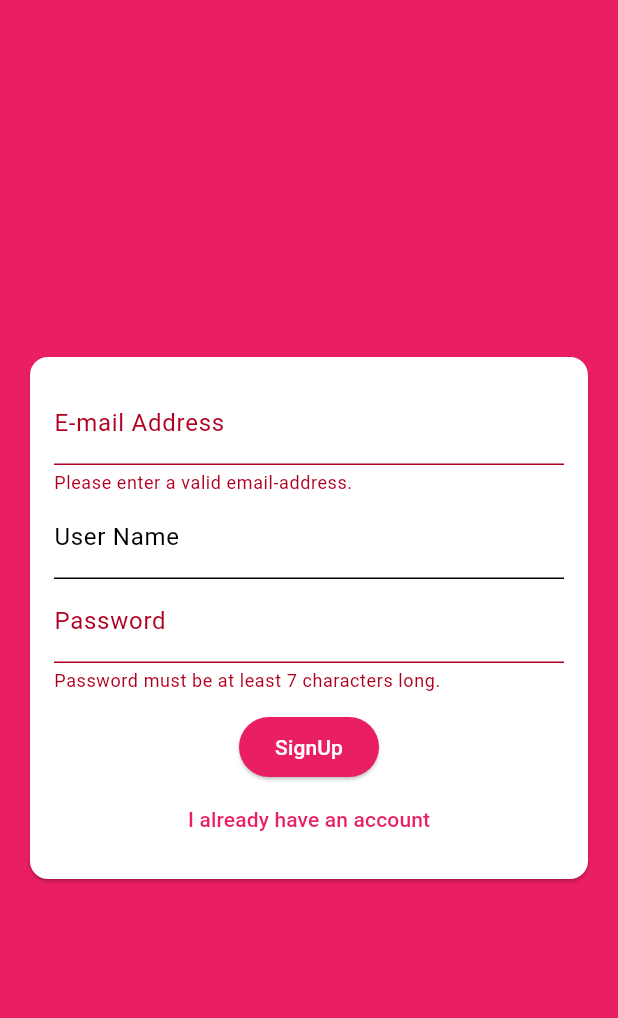
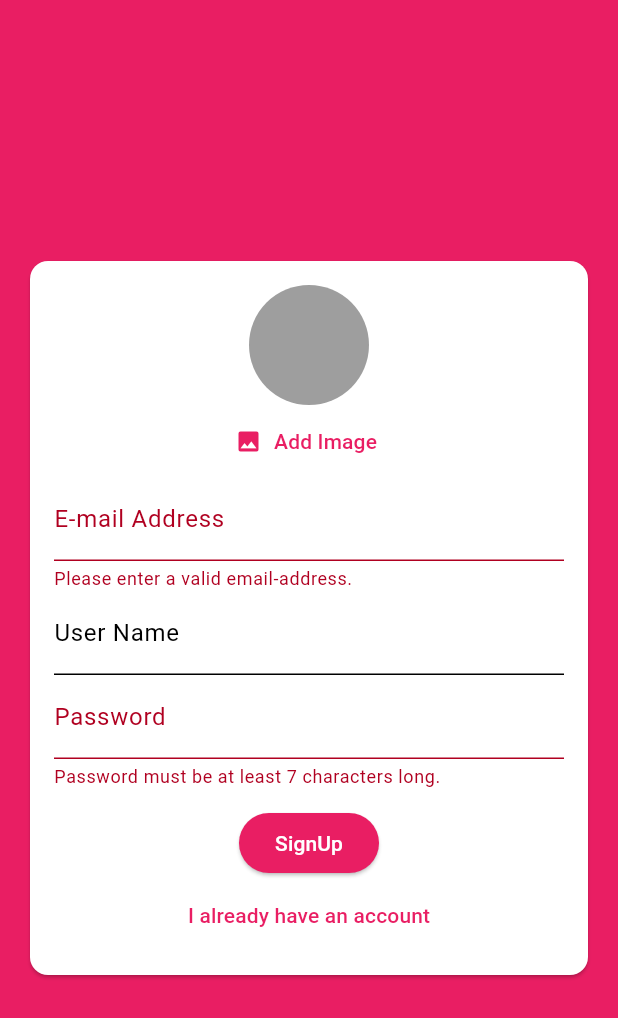
Before and after one commit to KishoreSohanda/chat_app, a Flutter app: the screen it shows after launch, after a tap on "Login", after a tap on "Create new account", on a phone screen of 412 x 824 dp. Shown: the top 1018 px of the screen. Run offline on Flutter 3.47's test engine with Material 3 defaults, Android fonts, the phone set to English and light mode, and no system bars; our stand-ins replace cloud_firestore, firebase_auth, firebase_core, firebase_storage, image_picker; accounts and stored records are empty.

Commit message:
Now onwards every ChatApp user have to set profile image when they signup and that image is used to display when that user send some messages, by using firebase_storage package now image can be uploaded on the bucket with particular refrence of it.

```diff
--- a/lib/screens/auth_screen.dart
+++ b/lib/screens/auth_screen.dart
@@ -1,6 +1,8 @@
 // ignore_for_file: use_build_context_synchronously
 
-// import 'package:firebase_core/firebase_core.dart';
+import 'dart:io';
+
+import 'package:firebase_storage/firebase_storage.dart';
 import 'package:flutter/material.dart';
 import 'package:firebase_auth/firebase_auth.dart';
 import 'package:cloud_firestore/cloud_firestore.dart';
@@ -21,6 +23,7 @@ class _AuthScreenState extends State<AuthScreen> {
     String email,
     String password,
     String username,
+    File image,
     bool isLogin,
     BuildContext ctx,
   ) async {
@@ -35,10 +38,22 @@ class _AuthScreenState extends State<AuthScreen> {
       } else {
         authResult = await _auth.createUserWithEmailAndPassword(
             email: email, password: password);
+
+        final ref = FirebaseStorage.instance
+            .ref()
+            .child('user_image')
+            .child('${authResult.user!.uid}.jpg');
+        await ref.putFile(image);
+        final url = await ref.getDownloadURL();
+
         await FirebaseFirestore.instance
             .collection('users')
             .doc(authResult.user?.uid)
-            .set({'username': username, 'email': email});
+            .set({
+          'username': username,
+          'email': email,
+          'image_url': url,
+        });
       }
     } on FirebaseAuthException catch (error) {
       var message = 'An error occured please check entered credential!';
--- a/lib/widgets/auth/auth_form.dart
+++ b/lib/widgets/auth/auth_form.dart
@@ -1,10 +1,15 @@
+import 'dart:io';
+
 import 'package:flutter/material.dart';
+
+import '../pickers/user_image_picker.dart';
 
 class AuthForm extends StatefulWidget {
   final void Function(
     String email,
     String password,
     String username,
+    File image,
     bool isLogin,
     BuildContext ctx,
   ) submitFn;
@@ -17,21 +22,40 @@ class AuthForm extends StatefulWidget {
 
 class _AuthFormState extends State<AuthForm> {
   final _formKey = GlobalKey<FormState>();
+
   var _isLogin = true;
+  File? _userImageFile;
 
   String? _userEmail = '';
   String? _userName = '';
   String? _userPassword = '';
 
+  void _pickedImage(File image) {
+    _userImageFile = image;
+  }
+
   void _trySubmit() {
     final isValid = _formKey.currentState!.validate();
     FocusScope.of(context).unfocus();
+
+    if (_userImageFile == null && !_isLogin) {
+      ScaffoldMessenger.of(context).hideCurrentSnackBar();
+      ScaffoldMessenger.of(context).showSnackBar(
+        SnackBar(
+          duration: const Duration(seconds: 2),
+          backgroundColor: Theme.of(context).colorScheme.error,
+          content: const Text('Please pick an image.'),
+        ),
+      );
+      return;
+    }
     if (isValid) {
       _formKey.currentState!.save();
       widget.submitFn(
         _userEmail!.trim(),
         _userPassword!.trim(),
         _userName!.trim(),
+        _userImageFile!,
         _isLogin,
         context,
       );
@@ -51,6 +75,7 @@ class _AuthFormState extends State<AuthForm> {
                 child: Column(
                   mainAxisSize: MainAxisSize.min,
                   children: [
+                    if (!_isLogin) UserImagePicker(_pickedImage),
                     TextFormField(
                       key: const ValueKey('email'),
                       keyboardType: TextInputType.emailAddress,
--- a/lib/widgets/chat/messages.dart
+++ b/lib/widgets/chat/messages.dart
@@ -27,6 +27,7 @@ class Messages extends StatelessWidget {
           itemBuilder: (context, index) => MessageBubble(
             chatDocs![index]['text'],
             chatDocs[index]['username'],
+            chatDocs[index]['userImage'],
             chatDocs[index]['userId'] == currentUser?.uid,
             myKey: ValueKey(chatDocs[index].id),
           ),
--- a/lib/widgets/chat/new_message.dart
+++ b/lib/widgets/chat/new_message.dart
@@ -24,6 +24,7 @@ class _NewMessageState extends State<NewMessage> {
       'createdAt': Timestamp.now(),
       'userId': user?.uid,
       'username': userData['username'],
+      'userImage': userData['image_url'],
     });
     _controller.clear();
   }
--- /dev/null
+++ b/lib/widgets/pickers/user_image_picker.dart
@@ -0,0 +1,46 @@
+import 'dart:io';
+
+import 'package:flutter/material.dart';
+import 'package:image_picker/image_picker.dart';
+
+class UserImagePicker extends StatefulWidget {
+  final Function(File pickedImage) imagePickFn;
+  const UserImagePicker(this.imagePickFn, {super.key});
+
+  @override
+  State<UserImagePicker> createState() => _UserImagePickerState();
+}
+
+class _UserImagePickerState extends State<UserImagePicker> {
+  File? _pickedImage;
+  void _pickImage() async {
+    final pickedImageFile = await ImagePicker()
+        .pickImage(source: ImageSource.camera, imageQuality: 50, maxWidth: 150);
+    final pickedImageFilePath = pickedImageFile?.path;
+    setState(() {
+      _pickedImage = File(pickedImageFilePath!);
+    });
+    widget.imagePickFn(_pickedImage!);
+  }
+
+  @override
+  Widget build(BuildContext context) {
+    return Column(
+      children: [
+        CircleAvatar(
+          backgroundColor: Colors.grey,
+          radius: 40,
+          backgroundImage:
+              _pickedImage != null ? FileImage(_pickedImage!) : null,
+        ),
+        TextButton.icon(
+            style: ButtonStyle(
+                foregroundColor: MaterialStatePropertyAll(
+                    Theme.of(context).colorScheme.primary)),
+            onPressed: _pickImage,
+            icon: const Icon(Icons.image),
+            label: const Text('Add Image')),
+      ],
+    );
+  }
+}
--- a/pubspec.yaml
+++ b/pubspec.yaml
@@ -38,6 +38,8 @@ dependencies:
   firebase_core: ^2.25.4
   cloud_firestore: ^4.15.4
   firebase_auth: ^4.17.4
+  image_picker: ^1.0.7
+  firebase_storage: ^11.6.5
 
 dev_dependencies:
   flutter_test:
```
Also changed, not shown: lib/widgets/chat/message_bubble.dart (+24 -8 lines), pubspec.lock, 5 other files.
